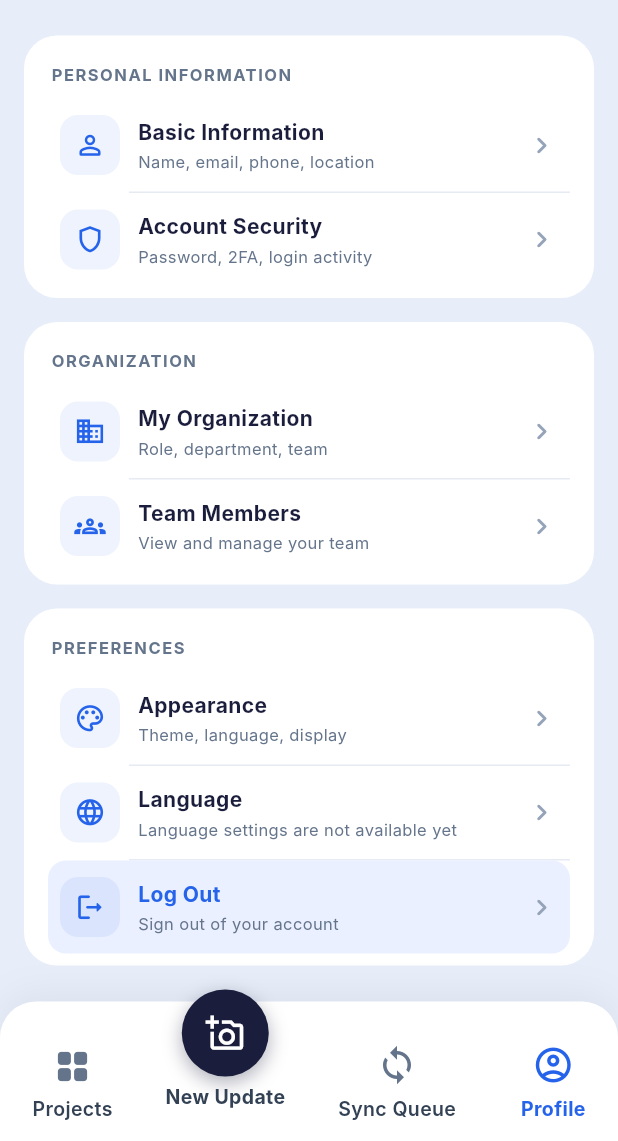
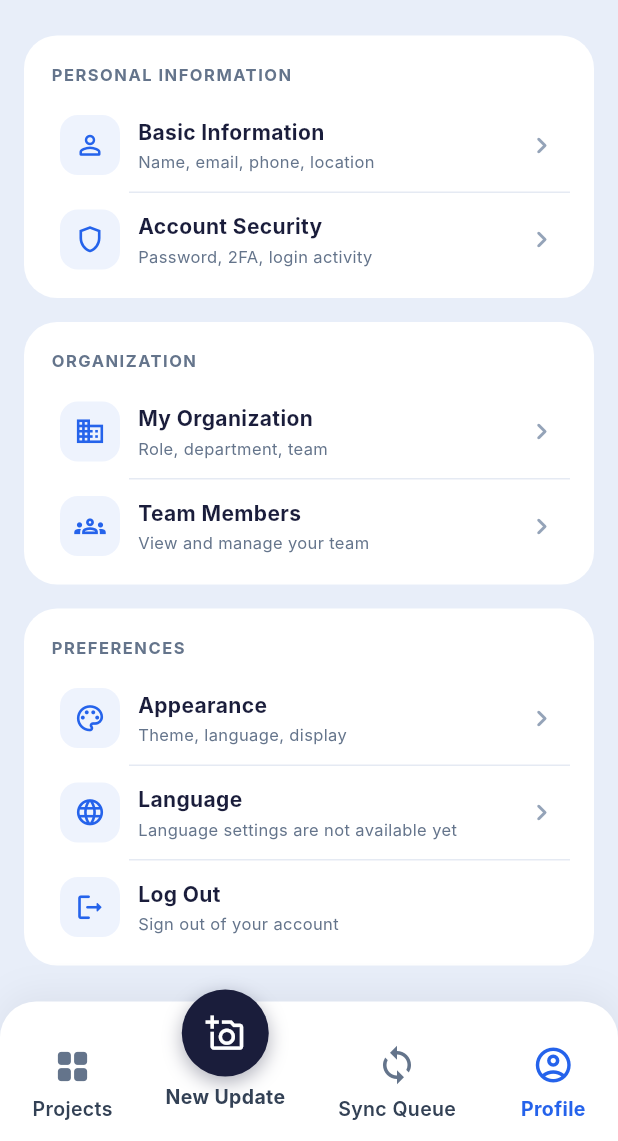
Before and after one commit to ChawerKamanga/pmes_mobile, a Flutter app: the HomePage screen opened by its route, item 4 of the bottom bar chosen, scrolled down 145 dp, on a phone screen of 412 x 824 dp, the part 95-1236 px from its top. Run offline on Flutter 3.47's test engine with Material 3 defaults, Android fonts, the phone set to English and light mode, and no system bars; our stand-ins replace file_picker, flutter_map, geocoding, geolocator, go_router, image_picker and 4 more; accounts and stored records are empty; Roboto replaces fonts that are missing (Inter).

Commit message:
fix: edited profile page for it to have logout with no chev

```diff
--- a/lib/pages/profile_page.dart
+++ b/lib/pages/profile_page.dart
@@ -121,7 +121,7 @@ class ProfilePage extends StatelessWidget {
                 icon: Icons.logout_rounded,
                 title: 'Log Out',
                 description: 'Sign out of your account',
-                destructive: true,
+                showChevron: false,
                 onTap: onLogout,
               ),
             ],
@@ -506,14 +506,14 @@ class _ProfileMenuTileData {
     required this.title,
     required this.description,
     required this.onTap,
-    this.destructive = false,
+    this.showChevron = true,
   });
 
   final IconData icon;
   final String title;
   final String description;
   final VoidCallback onTap;
-  final bool destructive;
+  final bool showChevron;
 }
 
 class _ProfileMenuTile extends StatelessWidget {
@@ -523,8 +523,6 @@ class _ProfileMenuTile extends StatelessWidget {
 
   @override
   Widget build(BuildContext context) {
-    final color = data.destructive ? AppColors.secondary : AppColors.primary;
-
     return Semantics(
       button: true,
       label: '${data.title}, ${data.description}',
@@ -533,12 +531,6 @@ class _ProfileMenuTile extends StatelessWidget {
         borderRadius: BorderRadius.circular(12),
         child: Container(
           padding: const EdgeInsets.symmetric(horizontal: 8, vertical: 11),
-          decoration: data.destructive
-              ? BoxDecoration(
-                  color: const Color(0xFFEAF0FF),
-                  borderRadius: BorderRadius.circular(12),
-                )
-              : null,
           child: Row(
             children: [
               Container(
@@ -558,7 +550,7 @@ class _ProfileMenuTile extends StatelessWidget {
                     Text(
                       data.title,
                       style: TextStyle(
-                        color: color,
+                        color: AppColors.primary,
                         fontSize: 14,
                         fontWeight: FontWeight.w700,
                       ),
@@ -575,12 +567,14 @@ class _ProfileMenuTile extends StatelessWidget {
                   ],
                 ),
               ),
+              if (data.showChevron) ...[
                 const SizedBox(width: 8),
                 const Icon(
                   Icons.chevron_right_rounded,
                   color: AppColors.neutralLight,
                   size: 22,
                 ),
+              ],
             ],
           ),
         ),
```
Also changed, not shown: 1 other file. Lines whose indentation alone changed are shown as unchanged.
